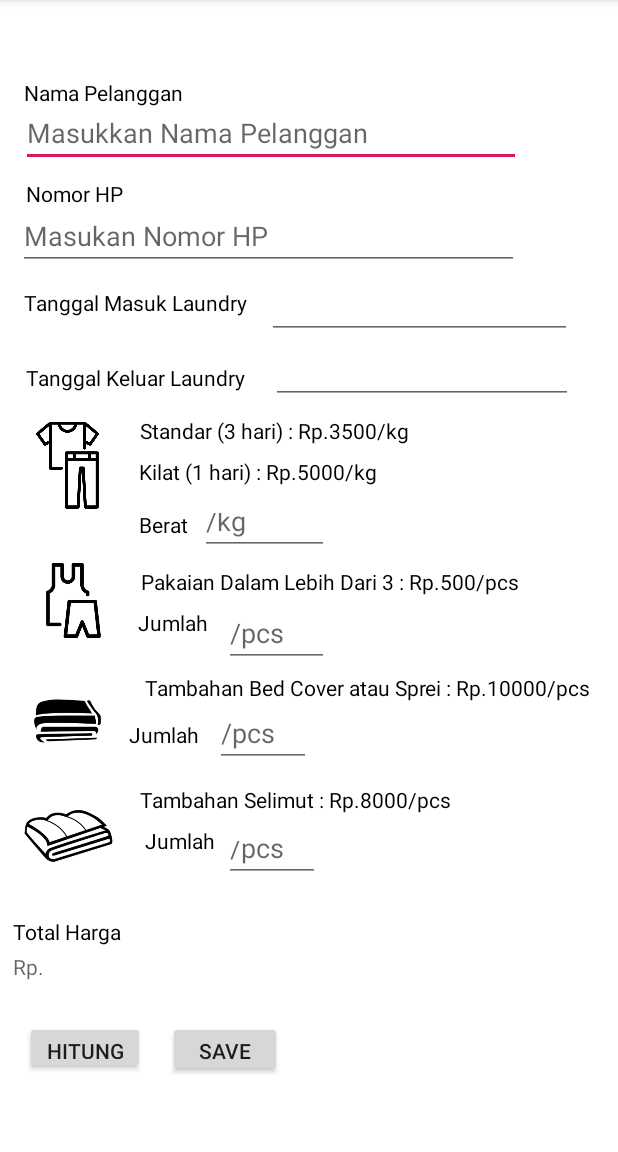
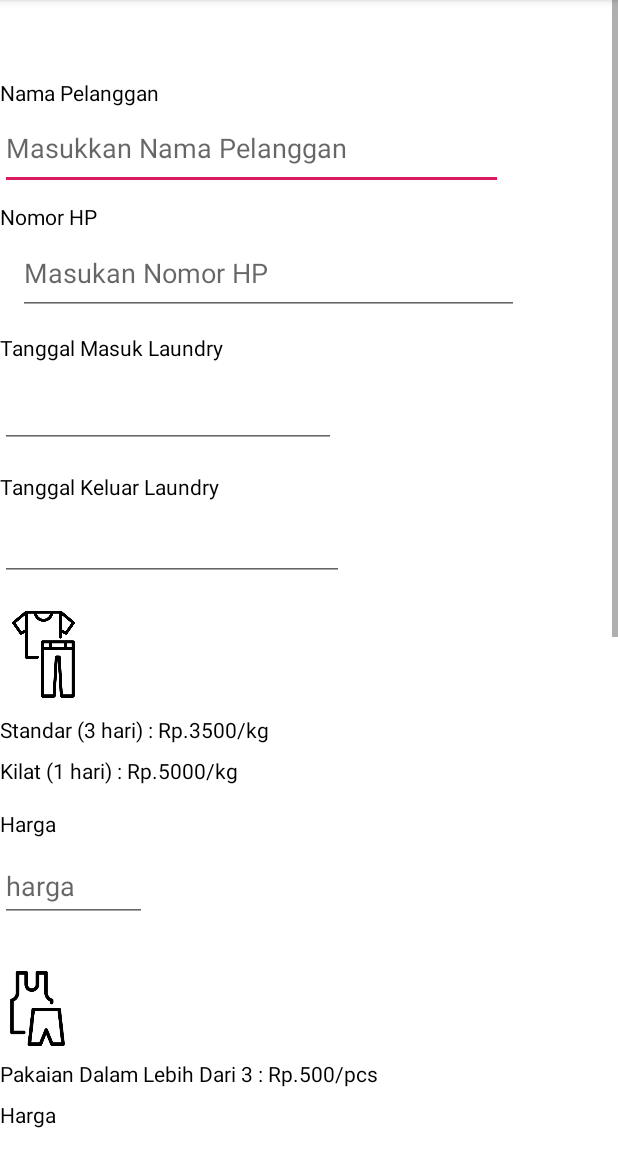
Before and after one commit to soyidwahyud/laundry_Argan, an Android app: the DataCuciMasuk screen opened directly, with no data from a screen before it, on a phone screen of 412 x 824 dp, the part 84-1236 px from its top. Run offline under Robolectric (Android 15) with nearby library versions, the phone set to English and light mode, and no system bars.

Commit message:
Scrol View (Masih Berantakan Tapi hehe)

```diff
--- a/app/src/main/java/com/example/laundryargan/MainActivity.java
+++ b/app/src/main/java/com/example/laundryargan/MainActivity.java
@@ -73,6 +73,7 @@ public class MainActivity extends AppCompatActivity {
     }
 
     private void createPelanggan() {
+
         String name = nama.getText().toString().trim();
         String notelp = telp.getText().toString().trim();
 
--- a/app/src/main/java/com/example/laundryargan/tampilan/menu.java
+++ b/app/src/main/java/com/example/laundryargan/tampilan/menu.java
@@ -25,4 +25,9 @@ public class menu extends AppCompatActivity {
     public void keluar(View view) {
         finish();
     }
+
+    public void datCuci(View view) {
+        Intent intent = new Intent(this, DataCuciMasuk.class);
+        startActivity(intent);
+    }
 }
--- a/app/src/main/res/layout/activity_data_cuci_masuk.xml
+++ b/app/src/main/res/layout/activity_data_cuci_masuk.xml
@@ -7,29 +7,36 @@
     android:background="@android:color/background_light"
     tools:context=".tampilan.DataCuciMasuk">
 
+    <ScrollView
+        android:layout_width="0dp"
+        android:layout_height="match_parent"
+        app:layout_constraintBottom_toBottomOf="parent"
+        app:layout_constraintEnd_toEndOf="parent"
+        app:layout_constraintHorizontal_bias="0.0"
+        app:layout_constraintStart_toStartOf="parent"
+        app:layout_constraintTop_toTopOf="parent"
+        app:layout_constraintVertical_bias="0.0">
+
+        <LinearLayout
+            android:layout_width="match_parent"
+            android:layout_height="wrap_content"
+            android:orientation="vertical">
+
             <TextView
                 android:id="@+id/nama_pelanggan"
                 android:layout_width="wrap_content"
                 android:layout_height="wrap_content"
                 android:layout_marginTop="52dp"
                 android:text="Nama Pelanggan"
-        android:textColor="@android:color/black"
-        app:layout_constraintEnd_toEndOf="parent"
-        app:layout_constraintHorizontal_bias="0.052"
-        app:layout_constraintStart_toStartOf="parent"
-        app:layout_constraintTop_toTopOf="parent" />
+                android:textColor="@android:color/black" />
 
             <EditText
                 android:id="@+id/input_nama"
-        android:layout_width="333dp"
-        android:layout_height="40dp"
+                android:layout_width="335dp"
+                android:layout_height="55dp"
                 android:ems="10"
                 android:hint="Masukkan Nama Pelanggan"
-        android:inputType="textPersonName"
-        app:layout_constraintEnd_toEndOf="parent"
-        app:layout_constraintHorizontal_bias="0.179"
-        app:layout_constraintStart_toStartOf="parent"
-        app:layout_constraintTop_toBottomOf="@+id/nama_pelanggan" />
+                android:inputType="textPersonName" />
 
             <TextView
                 android:id="@+id/no_hp"
@@ -37,22 +44,16 @@
                 android:layout_height="wrap_content"
                 android:layout_marginTop="8dp"
                 android:text="Nomor HP"
-        android:textColor="@android:color/black"
-        app:layout_constraintEnd_toEndOf="parent"
-        app:layout_constraintHorizontal_bias="0.049"
-        app:layout_constraintStart_toStartOf="parent"
-        app:layout_constraintTop_toBottomOf="@+id/input_nama" />
+                android:textColor="@android:color/black" />
 
             <EditText
                 android:id="@+id/input_no_hp"
                 android:layout_width="334dp"
-        android:layout_height="41dp"
+                android:layout_height="56dp"
                 android:layout_marginStart="12dp"
                 android:ems="10"
                 android:hint="Masukan Nomor HP"
-        android:inputType="textPersonName"
-        app:layout_constraintStart_toStartOf="parent"
-        app:layout_constraintTop_toBottomOf="@+id/no_hp" />
+                android:numeric="integer" />
 
             <TextView
                 android:id="@+id/tgl_masuk"
@@ -60,23 +61,15 @@
                 android:layout_height="wrap_content"
                 android:layout_marginTop="12dp"
                 android:text="Tanggal Masuk Laundry"
-        android:textColor="@android:color/black"
-        app:layout_constraintEnd_toEndOf="parent"
-        app:layout_constraintHorizontal_bias="0.061"
-        app:layout_constraintStart_toStartOf="parent"
-        app:layout_constraintTop_toBottomOf="@+id/input_no_hp" />
+                android:textColor="@android:color/black" />
 
             <EditText
                 android:id="@+id/date_masuk"
-        android:layout_width="203dp"
-        android:layout_height="34dp"
+                android:layout_width="224dp"
+                android:layout_height="wrap_content"
                 android:layout_marginTop="12dp"
                 android:ems="10"
-        android:inputType="date"
-        app:layout_constraintEnd_toEndOf="parent"
-        app:layout_constraintHorizontal_bias="0.285"
-        app:layout_constraintStart_toEndOf="@+id/tgl_masuk"
-        app:layout_constraintTop_toBottomOf="@+id/input_no_hp" />
+                android:inputType="date" />
 
             <TextView
                 android:id="@+id/tgl_keluar"
@@ -85,34 +78,22 @@
                 android:layout_marginTop="16dp"
                 android:layout_marginEnd="16dp"
                 android:text="Tanggal Keluar Laundry"
-        android:textColor="@android:color/black"
-        app:layout_constraintEnd_toEndOf="parent"
-        app:layout_constraintHorizontal_bias="0.069"
-        app:layout_constraintStart_toStartOf="parent"
-        app:layout_constraintTop_toBottomOf="@+id/date_masuk" />
+                android:textColor="@android:color/black" />
 
             <EditText
                 android:id="@+id/editText6"
-        android:layout_width="201dp"
-        android:layout_height="35dp"
+                android:layout_width="229dp"
+                android:layout_height="wrap_content"
                 android:layout_marginTop="8dp"
                 android:ems="10"
-        android:inputType="date"
-        app:layout_constraintEnd_toEndOf="parent"
-        app:layout_constraintHorizontal_bias="0.857"
-        app:layout_constraintStart_toStartOf="parent"
-        app:layout_constraintTop_toBottomOf="@+id/date_masuk" />
+                android:inputType="date" />
 
             <ImageView
                 android:id="@+id/imageView"
                 android:layout_width="58dp"
                 android:layout_height="65dp"
                 android:layout_marginTop="16dp"
-        android:src="@drawable/histori"
-        app:layout_constraintEnd_toEndOf="parent"
-        app:layout_constraintHorizontal_bias="0.045"
-        app:layout_constraintStart_toStartOf="parent"
-        app:layout_constraintTop_toBottomOf="@+id/tgl_keluar" />
+                android:src="@drawable/histori" />
 
             <TextView
                 android:id="@+id/textView9"
@@ -120,11 +101,7 @@
                 android:layout_height="wrap_content"
                 android:layout_marginTop="8dp"
                 android:text="Standar (3 hari) : Rp.3500/kg"
-        android:textColor="@android:color/black"
-        app:layout_constraintEnd_toEndOf="parent"
-        app:layout_constraintHorizontal_bias="0.4"
-        app:layout_constraintStart_toStartOf="parent"
-        app:layout_constraintTop_toBottomOf="@+id/editText6" />
+                android:textColor="@android:color/black" />
 
             <TextView
                 android:id="@+id/textView10"
@@ -132,47 +109,31 @@
                 android:layout_height="wrap_content"
                 android:layout_marginTop="8dp"
                 android:text="Kilat (1 hari) : Rp.5000/kg"
-        android:textColor="@android:color/black"
-        app:layout_constraintEnd_toEndOf="parent"
-        app:layout_constraintHorizontal_bias="0.366"
-        app:layout_constraintStart_toStartOf="parent"
-        app:layout_constraintTop_toBottomOf="@+id/textView9" />
+                android:textColor="@android:color/black" />
 
             <TextView
                 android:id="@+id/textView11"
                 android:layout_width="wrap_content"
                 android:layout_height="wrap_content"
                 android:layout_marginTop="16dp"
-        android:text="Berat"
-        android:textColor="@android:color/black"
-        app:layout_constraintEnd_toEndOf="parent"
-        app:layout_constraintHorizontal_bias="0.244"
-        app:layout_constraintStart_toStartOf="parent"
-        app:layout_constraintTop_toBottomOf="@+id/textView10" />
+                android:text="Harga"
+                android:textColor="@android:color/black" />
 
             <EditText
                 android:id="@+id/editText7"
-        android:layout_width="86dp"
-        android:layout_height="38dp"
+                android:layout_width="98dp"
+                android:layout_height="48dp"
                 android:layout_marginTop="8dp"
                 android:ems="10"
-        android:hint="/kg"
-        android:inputType="textPersonName"
-        app:layout_constraintEnd_toEndOf="parent"
-        app:layout_constraintHorizontal_bias="0.409"
-        app:layout_constraintStart_toStartOf="parent"
-        app:layout_constraintTop_toBottomOf="@+id/textView10" />
+                android:hint="harga"
+                android:numeric="integer" />
 
             <ImageView
                 android:id="@+id/imageView5"
                 android:layout_width="50dp"
                 android:layout_height="51dp"
                 android:layout_marginTop="32dp"
-        android:src="@drawable/images"
-        app:layout_constraintEnd_toEndOf="parent"
-        app:layout_constraintHorizontal_bias="0.066"
-        app:layout_constraintStart_toStartOf="parent"
-        app:layout_constraintTop_toBottomOf="@+id/imageView" />
+                android:src="@drawable/images" />
 
             <TextView
                 android:id="@+id/textView12"
@@ -180,47 +141,31 @@
                 android:layout_height="wrap_content"
                 android:layout_marginTop="8dp"
                 android:text="Pakaian Dalam Lebih Dari 3 : Rp.500/pcs"
-        android:textColor="@android:color/black"
-        app:layout_constraintEnd_toEndOf="parent"
-        app:layout_constraintHorizontal_bias="0.589"
-        app:layout_constraintStart_toStartOf="parent"
-        app:layout_constraintTop_toBottomOf="@+id/editText7" />
+                android:textColor="@android:color/black" />
 
             <TextView
                 android:id="@+id/textView13"
                 android:layout_width="wrap_content"
                 android:layout_height="wrap_content"
                 android:layout_marginTop="8dp"
-        android:text="Jumlah"
-        android:textColor="@android:color/black"
-        app:layout_constraintEnd_toEndOf="parent"
-        app:layout_constraintHorizontal_bias="0.252"
-        app:layout_constraintStart_toStartOf="parent"
-        app:layout_constraintTop_toBottomOf="@+id/textView12" />
+                android:text="Harga"
+                android:textColor="@android:color/black" />
 
             <EditText
                 android:id="@+id/editText8"
-        android:layout_width="70dp"
-        android:layout_height="39dp"
+                android:layout_width="94dp"
+                android:layout_height="50dp"
                 android:layout_marginTop="8dp"
                 android:ems="10"
-        android:hint="/pcs"
-        android:inputType="textPersonName"
-        app:layout_constraintEnd_toEndOf="parent"
-        app:layout_constraintHorizontal_bias="0.436"
-        app:layout_constraintStart_toStartOf="parent"
-        app:layout_constraintTop_toBottomOf="@+id/textView12" />
+                android:hint="harga"
+                android:numeric="integer" />
 
             <ImageView
                 android:id="@+id/imageView6"
                 android:layout_width="58dp"
                 android:layout_height="61dp"
                 android:layout_marginTop="24dp"
-        android:src="@drawable/selimut"
-        app:layout_constraintEnd_toEndOf="parent"
-        app:layout_constraintHorizontal_bias="0.045"
-        app:layout_constraintStart_toStartOf="parent"
-        app:layout_constraintTop_toBottomOf="@+id/imageView5" />
+                android:src="@drawable/selimut" />
 
             <TextView
                 android:id="@+id/textView14"
@@ -228,23 +173,15 @@
                 android:layout_height="wrap_content"
                 android:layout_marginTop="4dp"
                 android:text="Tambahan Bed Cover atau Sprei : Rp.10000/pcs"
-        android:textColor="@android:color/black"
-        app:layout_constraintEnd_toEndOf="parent"
-        app:layout_constraintHorizontal_bias="0.844"
-        app:layout_constraintStart_toStartOf="parent"
-        app:layout_constraintTop_toBottomOf="@+id/editText8" />
+                android:textColor="@android:color/black" />
 
             <TextView
                 android:id="@+id/textView15"
                 android:layout_width="wrap_content"
                 android:layout_height="wrap_content"
                 android:layout_marginTop="12dp"
-        android:text="Jumlah"
-        android:textColor="@android:color/black"
-        app:layout_constraintEnd_toEndOf="parent"
-        app:layout_constraintHorizontal_bias="0.236"
-        app:layout_constraintStart_toStartOf="parent"
-        app:layout_constraintTop_toBottomOf="@+id/textView14" />
+                android:text="Harga"
+                android:textColor="@android:color/black" />
 
             <EditText
                 android:id="@+id/editText9"
@@ -252,23 +189,15 @@
                 android:layout_height="39dp"
                 android:layout_marginTop="4dp"
                 android:ems="10"
-        android:hint="/pcs"
-        android:inputType="textPersonName"
-        app:layout_constraintEnd_toEndOf="parent"
-        app:layout_constraintHorizontal_bias="0.412"
-        app:layout_constraintStart_toStartOf="parent"
-        app:layout_constraintTop_toBottomOf="@+id/textView14" />
+                android:hint="harga"
+                android:numeric="integer" />
 
             <ImageView
                 android:id="@+id/imageView7"
                 android:layout_width="63dp"
                 android:layout_height="60dp"
                 android:layout_marginTop="16dp"
-        android:src="@drawable/pakaian"
-        app:layout_constraintEnd_toEndOf="parent"
-        app:layout_constraintHorizontal_bias="0.041"
-        app:layout_constraintStart_toStartOf="parent"
-        app:layout_constraintTop_toBottomOf="@+id/imageView6" />
+                android:src="@drawable/pakaian" />
 
             <TextView
                 android:id="@+id/textView16"
@@ -276,36 +205,24 @@
                 android:layout_height="wrap_content"
                 android:layout_marginTop="24dp"
                 android:text="Tambahan Selimut : Rp.8000/pcs"
-        android:textColor="@android:color/black"
-        app:layout_constraintEnd_toEndOf="parent"
-        app:layout_constraintHorizontal_bias="0.457"
-        app:layout_constraintStart_toStartOf="parent"
-        app:layout_constraintTop_toBottomOf="@+id/textView15" />
+                android:textColor="@android:color/black" />
 
             <TextView
                 android:id="@+id/textView17"
                 android:layout_width="wrap_content"
                 android:layout_height="wrap_content"
                 android:layout_marginTop="8dp"
-        android:text="Jumlah"
-        android:textColor="@android:color/black"
-        app:layout_constraintEnd_toEndOf="parent"
-        app:layout_constraintHorizontal_bias="0.264"
-        app:layout_constraintStart_toStartOf="parent"
-        app:layout_constraintTop_toBottomOf="@+id/textView16" />
+                android:text="Harga"
+                android:textColor="@android:color/black" />
 
             <EditText
                 android:id="@+id/editText10"
-        android:layout_width="64dp"
-        android:layout_height="37dp"
+                android:layout_width="81dp"
+                android:layout_height="61dp"
                 android:layout_marginTop="8dp"
                 android:ems="10"
-        android:hint="/pcs"
-        android:inputType="textPersonName"
-        app:layout_constraintEnd_toEndOf="parent"
-        app:layout_constraintHorizontal_bias="0.429"
-        app:layout_constraintStart_toStartOf="parent"
-        app:layout_constraintTop_toBottomOf="@+id/textView16" />
+                android:hint="harga"
+                android:numeric="integer" />
 
             <TextView
                 android:id="@+id/textView18"
@@ -313,45 +230,31 @@
                 android:layout_height="wrap_content"
                 android:layout_marginTop="24dp"
                 android:text="Total Harga"
-        android:textColor="@android:color/black"
-        app:layout_constraintEnd_toEndOf="parent"
-        app:layout_constraintHorizontal_bias="0.026"
-        app:layout_constraintStart_toStartOf="parent"
-        app:layout_constraintTop_toBottomOf="@+id/imageView7" />
+                android:textColor="@android:color/black" />
 
             <TextView
                 android:id="@+id/textView19"
                 android:layout_width="206dp"
                 android:layout_height="34dp"
                 android:layout_marginTop="4dp"
-        android:hint="Rp."
-        app:layout_constraintEnd_toEndOf="parent"
-        app:layout_constraintHorizontal_bias="0.043"
-        app:layout_constraintStart_toStartOf="parent"
-        app:layout_constraintTop_toBottomOf="@+id/textView18" />
+                android:hint="Rp." />
 
             <Button
                 android:id="@+id/button7"
                 android:layout_width="80dp"
                 android:layout_height="35dp"
                 android:layout_marginTop="12dp"
-        android:text="Hitung"
                 android:onClick="buttonHitungData"
-        app:layout_constraintEnd_toEndOf="parent"
-        app:layout_constraintHorizontal_bias="0.051"
-        app:layout_constraintStart_toStartOf="parent"
-        app:layout_constraintTop_toBottomOf="@+id/textView19" />
+                android:text="Hitung" />
 
             <Button
                 android:id="@+id/button8"
                 android:layout_width="76dp"
                 android:layout_height="37dp"
                 android:layout_marginTop="12dp"
-        android:text="Save"
                 android:onClick="buttonSave"
-        app:layout_constraintEnd_toEndOf="parent"
-        app:layout_constraintHorizontal_bias="0.334"
-        app:layout_constraintStart_toStartOf="parent"
-        app:layout_constraintTop_toBottomOf="@+id/textView19" />
+                android:text="Save" />
+        </LinearLayout>
+    </ScrollView>
 
 </androidx.constraintlayout.widget.ConstraintLayout>
--- a/app/src/main/res/layout/activity_menu.xml
+++ b/app/src/main/res/layout/activity_menu.xml
@@ -41,6 +41,7 @@
         android:layout_marginBottom="20dp"
         android:background="@android:color/white"
         android:text="Data Cuci Masuk"
+        android:onClick="datCuci"
         app:layout_constraintBottom_toTopOf="@+id/transaksi"
         app:layout_constraintEnd_toEndOf="parent"
         app:layout_constraintHorizontal_bias="0.484"
```
Lines whose indentation alone changed are shown as unchanged.
